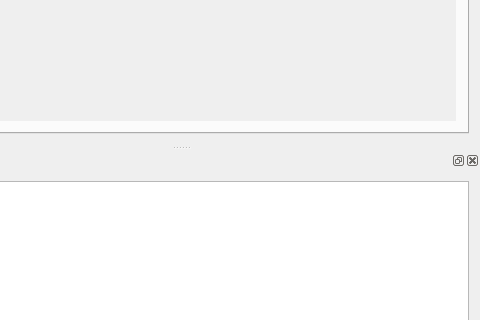
pbystrup/quickanddirty, file jpiiavr/mainwindow.ui: the form before one commit; both pictures show x 119 to 599 and y 300 to 620 of the 599 by 706 pixel window.
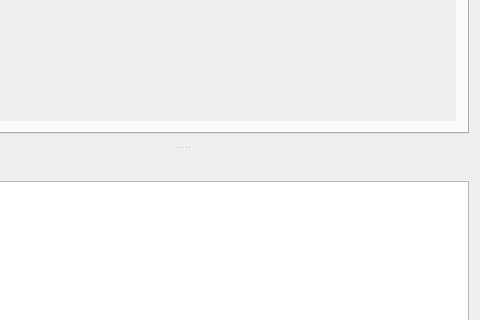
The form after the commit.

Commit message: disabled move, close and floating from output dock widget

What changed in the file:
```diff
--- a/jpiiavr/mainwindow.ui
+++ b/jpiiavr/mainwindow.ui
@@ -484,6 +484,9 @@
    <addaction name="menuAbout"/>
   </widget>
   <widget class="QDockWidget" name="dockWidget">
+   <property name="features">
+    <set>QDockWidget::NoDockWidgetFeatures</set>
+   </property>
    <property name="windowTitle">
     <string>Output</string>
    </property>
```
